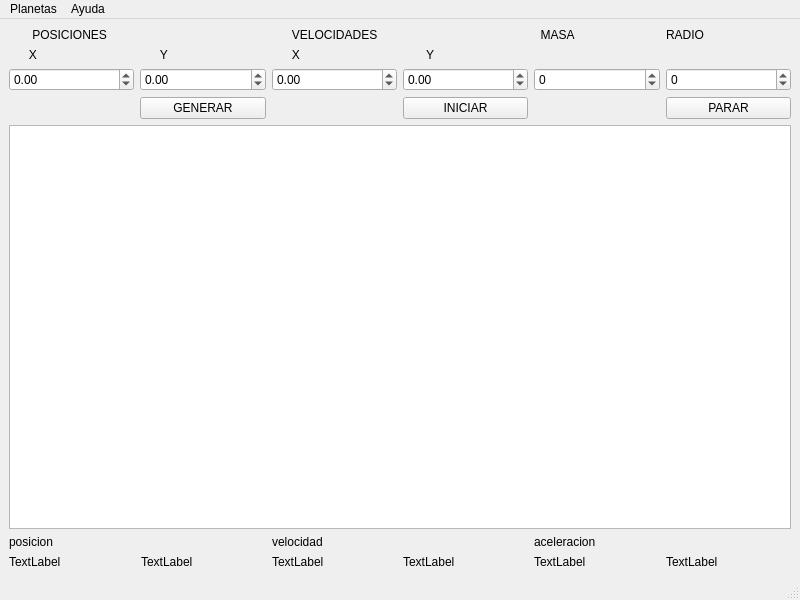
Old version of the form mainwindow.ui in the repository GGost00/practica-6.
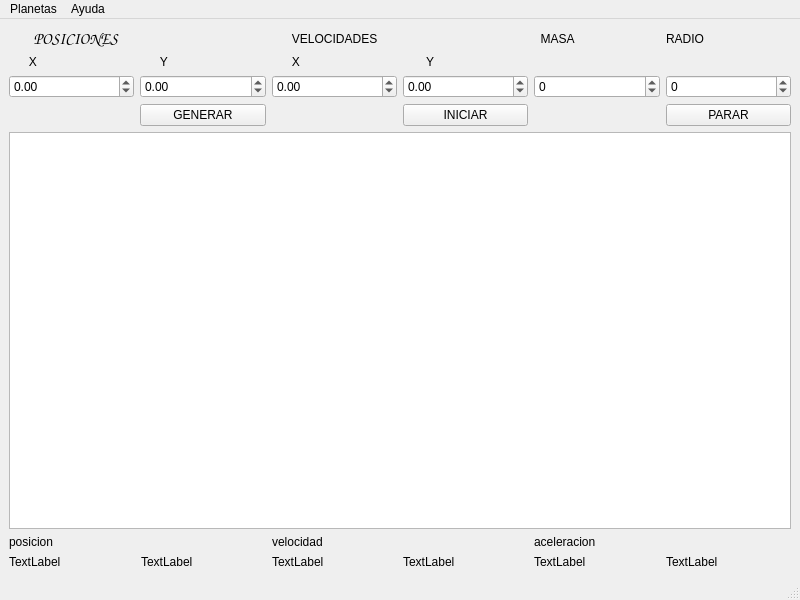
New version of the form. Icons and pictures are not drawn.

```diff
--- a/mainwindow.ui
+++ b/mainwindow.ui
@@ -23,6 +23,15 @@
      <layout class="QGridLayout" name="gridLayout_2">
       <item row="0" column="0" colspan="2">
        <widget class="QLabel" name="label_18">
+        <property name="font">
+         <font>
+          <family>Comic Sans MS</family>
+          <pointsize>12</pointsize>
+          <weight>50</weight>
+          <italic>false</italic>
+          <bold>false</bold>
+         </font>
+        </property>
         <property name="styleSheet">
          <string notr="true">font: 12pt &quot;Comic Sans MS&quot;;</string>
         </property>
```
